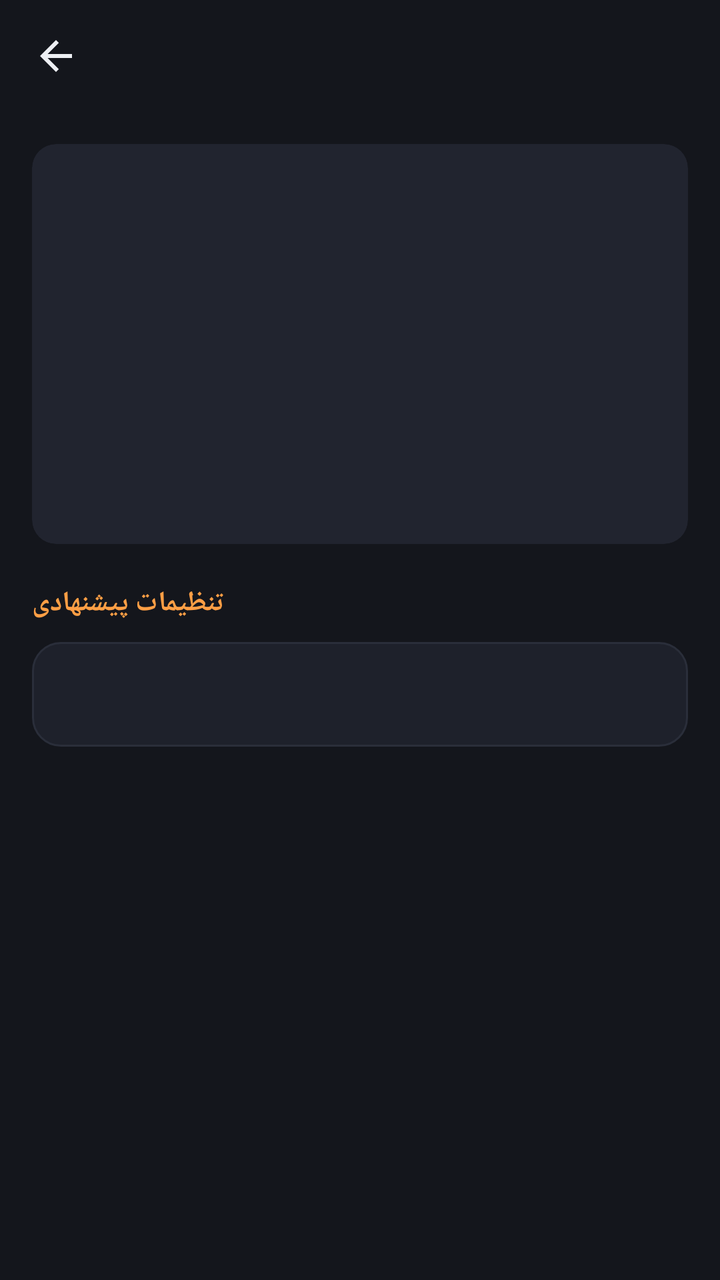
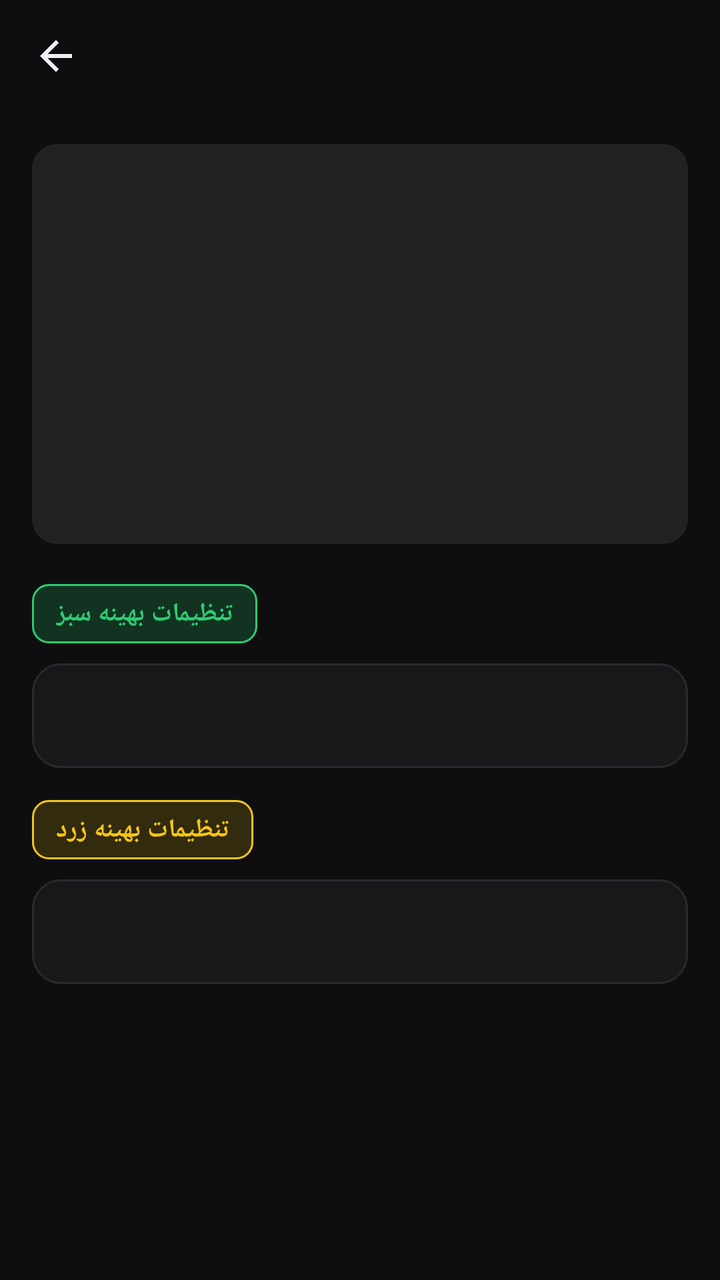

Two renders of the same Android screen: before a commit and after it. Below are the layout's source before the change and the commit's diff.
<!-- AndroidManifest.xml: application theme Theme.GameSettings -->
<!-- res/layout/activity_game_detail.xml -->
<?xml version="1.0" encoding="utf-8"?>
<androidx.coordinatorlayout.widget.CoordinatorLayout xmlns:android="http://schemas.android.com/apk/res/android"
    xmlns:app="http://schemas.android.com/apk/res-auto"
    android:layout_width="match_parent"
    android:layout_height="match_parent"
    android:background="@color/background">

    <androidx.appcompat.widget.Toolbar
        android:id="@+id/detail_toolbar"
        android:layout_width="match_parent"
        android:layout_height="?attr/actionBarSize"
        android:background="@color/background"
        app:titleTextColor="@color/text_primary"
        app:navigationIcon="@drawable/ic_back" />

    <ScrollView
        android:layout_width="match_parent"
        android:layout_height="match_parent"
        android:layout_marginTop="?attr/actionBarSize">

        <LinearLayout
            android:layout_width="match_parent"
            android:layout_height="wrap_content"
            android:orientation="vertical"
            android:padding="16dp">

            <ImageView
                android:id="@+id/detail_image"
                android:layout_width="match_parent"
                android:layout_height="200dp"
                android:background="@drawable/bg_image_rounded"
                android:clipToOutline="true"
                android:scaleType="centerCrop"
                android:contentDescription="عکس بازی" />

            <TextView
                android:layout_width="wrap_content"
                android:layout_height="wrap_content"
                android:layout_marginTop="20dp"
                android:text="تنظیمات پیشنهادی"
                android:textSize="14sp"
                android:textStyle="bold"
                android:textColor="@color/accent" />

            <TextView
                android:id="@+id/detail_settings"
                android:layout_width="match_parent"
                android:layout_height="wrap_content"
                android:layout_marginTop="10dp"
                android:background="@drawable/bg_card"
                android:padding="16dp"
                android:lineSpacingExtra="6dp"
                android:textSize="15sp"
                android:textColor="@color/text_primary" />

        </LinearLayout>

    </ScrollView>

</androidx.coordinatorlayout.widget.CoordinatorLayout>
<!-- resources referenced by this layout -->
<resources>
  <color name="accent">#FF9F45</color>
  <color name="background">#14161C</color>
  <color name="text_primary">#EDEFF3</color>
  <!-- drawable bg_card (drawable) -->
  <?xml version="1.0" encoding="utf-8"?>
  <shape xmlns:android="http://schemas.android.com/apk/res/android"
      android:shape="rectangle">
      <solid android:color="@color/surface" />
      <stroke android:width="1dp" android:color="@color/border" />
      <corners android:radius="14dp" />
  </shape>
  <!-- drawable bg_image_rounded (drawable) -->
  <?xml version="1.0" encoding="utf-8"?>
  <shape xmlns:android="http://schemas.android.com/apk/res/android"
      android:shape="rectangle">
      <solid android:color="@color/surface_alt" />
      <corners android:radius="12dp" />
  </shape>
  <!-- drawable ic_back (drawable) -->
  <vector xmlns:android="http://schemas.android.com/apk/res/android"
      android:width="24dp"
      android:height="24dp"
      android:viewportWidth="24"
      android:viewportHeight="24"
      android:autoMirrored="true">
      <path
          android:fillColor="#EDEFF3"
          android:pathData="M20,11H7.83l5.59,-5.59L12,4l-8,8 8,8 1.41,-1.41L7.83,13H20v-2z" />
  </vector>
  <style name="Theme.GameSettings" parent="Theme.AppCompat.DayNight.NoActionBar">
          <item name="colorPrimary">@color/surface</item>
          <item name="colorPrimaryDark">@color/background</item>
          <item name="colorAccent">@color/accent</item>
          <item name="android:windowBackground">@color/background</item>
          <item name="android:statusBarColor">@color/background</item>
          <item name="android:navigationBarColor">@color/background</item>
          <item name="android:windowLightStatusBar">false</item>
      </style>
  <color name="surface">#1E212B</color>
  <color name="border">#2A2E3A</color>
  <color name="surface_alt">#21242F</color>
</resources>

<!-- the commit's change to res/layout/activity_game_detail.xml (unified diff, before → after) -->
@@ -33,25 +33,59 @@
                 android:scaleType="centerCrop"
                 android:contentDescription="عکس بازی" />
 
-            <TextView
-                android:layout_width="wrap_content"
-                android:layout_height="wrap_content"
-                android:layout_marginTop="20dp"
-                android:text="تنظیمات پیشنهادی"
-                android:textSize="14sp"
-                android:textStyle="bold"
-                android:textColor="@color/accent" />
-
-            <TextView
-                android:id="@+id/detail_settings"
+            
+            <LinearLayout
+                android:id="@+id/green_section"
                 android:layout_width="match_parent"
                 android:layout_height="wrap_content"
-                android:layout_marginTop="10dp"
-                android:background="@drawable/bg_card"
-                android:padding="16dp"
-                android:lineSpacingExtra="6dp"
-                android:textSize="15sp"
-                android:textColor="@color/text_primary" />
+                android:orientation="vertical"
+                android:layout_marginTop="20dp">
+
+                <TextView
+                    style="@style/TagChip"
+                    android:background="@drawable/bg_tag_green"
+                    android:text="@string/green_settings"
+                    android:textColor="@color/tag_green" />
+
+                <TextView
+                    android:id="@+id/detail_settings_green"
+                    android:layout_width="match_parent"
+                    android:layout_height="wrap_content"
+                    android:layout_marginTop="10dp"
+                    android:background="@drawable/bg_card"
+                    android:padding="16dp"
+                    android:lineSpacingExtra="6dp"
+                    android:textSize="15sp"
+                    android:textColor="@color/text_primary" />
+
+            </LinearLayout>
+
+            
+            <LinearLayout
+                android:id="@+id/yellow_section"
+                android:layout_width="match_parent"
+                android:layout_height="wrap_content"
+                android:orientation="vertical"
+                android:layout_marginTop="16dp">
+
+                <TextView
+                    style="@style/TagChip"
+                    android:background="@drawable/bg_tag_yellow"
+                    android:text="@string/yellow_settings"
+                    android:textColor="@color/tag_yellow" />
+
+                <TextView
+                    android:id="@+id/detail_settings_yellow"
+                    android:layout_width="match_parent"
+                    android:layout_height="wrap_content"
+                    android:layout_marginTop="10dp"
+                    android:background="@drawable/bg_card"
+                    android:padding="16dp"
+                    android:lineSpacingExtra="6dp"
+                    android:textSize="15sp"
+                    android:textColor="@color/text_primary" />
+
+            </LinearLayout>
 
         </LinearLayout>
 
<!-- resource entries referenced after the edit -->
@@ -1,8 +1,9 @@
 <!-- resources referenced by this layout -->
 <resources>
-  <color name="accent">#FF9F45</color>
-  <color name="background">#14161C</color>
-  <color name="text_primary">#EDEFF3</color>
+  <color name="background">#0E0E10</color>
+  <color name="tag_green">#2ECC71</color>
+  <color name="tag_yellow">#F5C518</color>
+  <color name="text_primary">#F5F5F7</color>
   <!-- drawable bg_card (drawable) -->
   <?xml version="1.0" encoding="utf-8"?>
   <shape xmlns:android="http://schemas.android.com/apk/res/android"
@@ -18,6 +19,20 @@
       <solid android:color="@color/surface_alt" />
       <corners android:radius="12dp" />
   </shape>
+  <!-- drawable bg_tag_green (drawable) -->
+  <?xml version="1.0" encoding="utf-8"?>
+  <shape xmlns:android="http://schemas.android.com/apk/res/android">
+      <solid android:color="@color/tag_green_bg" />
+      <corners android:radius="8dp" />
+      <stroke android:width="1dp" android:color="@color/tag_green" />
+  </shape>
+  <!-- drawable bg_tag_yellow (drawable) -->
+  <?xml version="1.0" encoding="utf-8"?>
+  <shape xmlns:android="http://schemas.android.com/apk/res/android">
+      <solid android:color="@color/tag_yellow_bg" />
+      <corners android:radius="8dp" />
+      <stroke android:width="1dp" android:color="@color/tag_yellow" />
+  </shape>
   <!-- drawable ic_back (drawable) -->
   <vector xmlns:android="http://schemas.android.com/apk/res/android"
       android:width="24dp"
@@ -29,17 +44,30 @@
           android:fillColor="#EDEFF3"
           android:pathData="M20,11H7.83l5.59,-5.59L12,4l-8,8 8,8 1.41,-1.41L7.83,13H20v-2z" />
   </vector>
+  <string name="green_settings">تنظیمات بهینه سبز</string>
+  <string name="yellow_settings">تنظیمات بهینه زرد</string>
+  <style name="TagChip">
+          <item name="android:layout_width">wrap_content</item>
+          <item name="android:layout_height">wrap_content</item>
+          <item name="android:paddingHorizontal">12dp</item>
+          <item name="android:paddingVertical">6dp</item>
+          <item name="android:textSize">13sp</item>
+          <item name="android:textStyle">bold</item>
+      </style>
   <style name="Theme.GameSettings" parent="Theme.AppCompat.DayNight.NoActionBar">
           <item name="colorPrimary">@color/surface</item>
           <item name="colorPrimaryDark">@color/background</item>
-          <item name="colorAccent">@color/accent</item>
+          <item name="colorAccent">@color/accent_red</item>
           <item name="android:windowBackground">@color/background</item>
           <item name="android:statusBarColor">@color/background</item>
           <item name="android:navigationBarColor">@color/background</item>
           <item name="android:windowLightStatusBar">false</item>
       </style>
-  <color name="surface">#1E212B</color>
-  <color name="border">#2A2E3A</color>
-  <color name="surface_alt">#21242F</color>
+  <color name="surface">#18181B</color>
+  <color name="border">#2A2A2E</color>
+  <color name="surface_alt">#212124</color>
+  <color name="tag_green_bg">#123321</color>
+  <color name="tag_yellow_bg">#332B0E</color>
+  <color name="accent_red">#E31E24</color>
 </resources>
 
